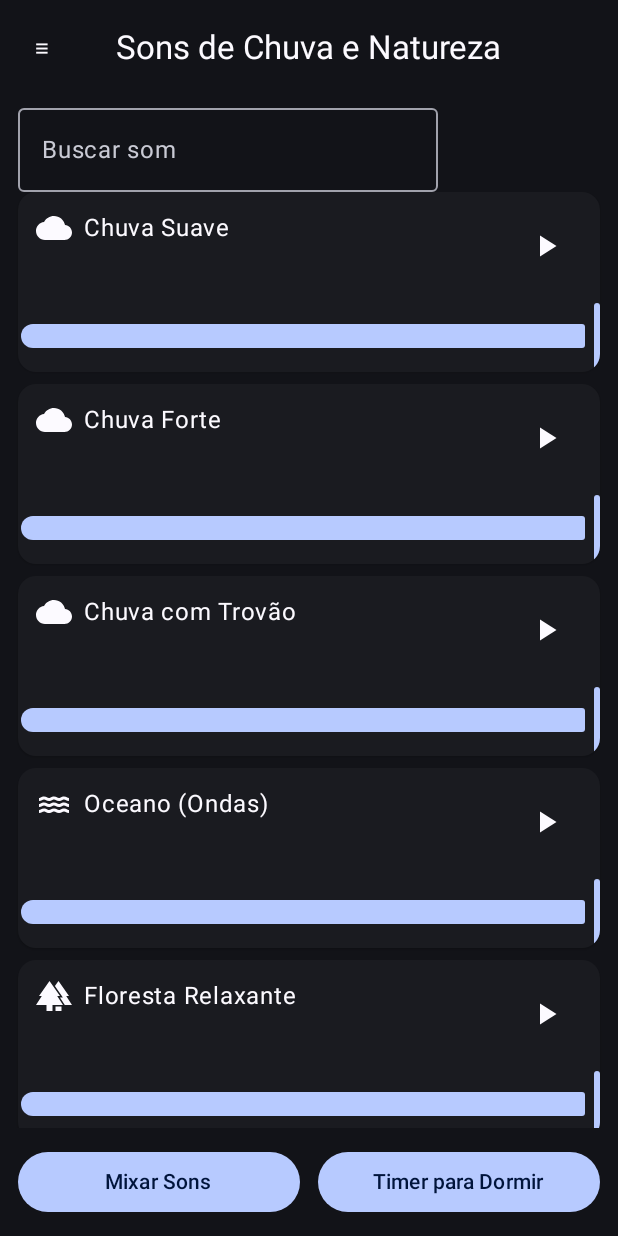
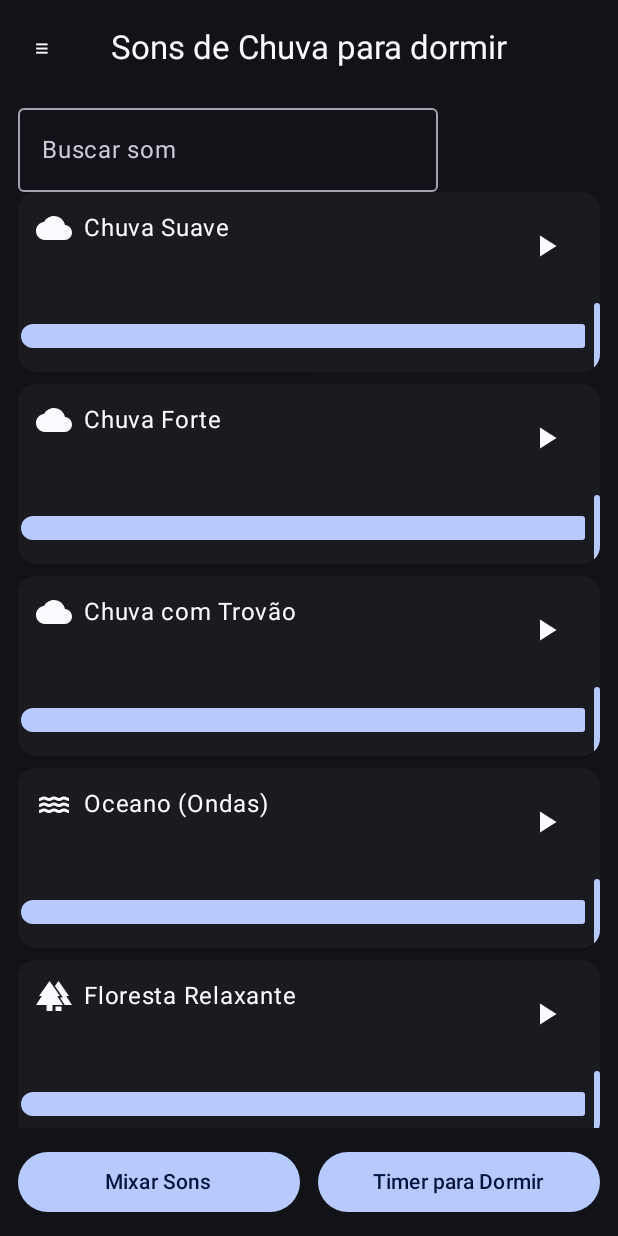
Before and after one commit to joaovitorribeiro/Sons-de-Chuva-Dormir-Relaxar, an Android app built with Jetpack Compose: the screen it shows after launch (MainActivity), on a phone screen of 412 x 824 dp. Run offline under Robolectric (Android 15) with nearby library versions, the phone set to English and light mode, and no system bars; our stand-ins replace AdMob; pictures from the network do not load; 2 statements that could not run were skipped.

Commit message:
Versão Lançada Playstore

```diff
--- a/app/src/main/java/com/sonsrelaxantes/chuva/SonsApp.kt
+++ b/app/src/main/java/com/sonsrelaxantes/chuva/SonsApp.kt
@@ -1,11 +1,15 @@
 package com.sonsrelaxantes.chuva
 
 import android.app.Application
+import com.sonsrelaxantes.chuva.ui.notifications.NotificationUtils
+import com.sonsrelaxantes.chuva.ui.notifications.NightReminderScheduler
 import com.google.android.gms.ads.MobileAds
 
 class SonsApp : Application() {
     override fun onCreate() {
         super.onCreate()
         MobileAds.initialize(this)
+        NotificationUtils.createChannel(this)
+        NightReminderScheduler.scheduleInitial(this)
     }
 }
--- a/app/src/main/java/com/sonsrelaxantes/chuva/ui/components/AppDrawer.kt
+++ b/app/src/main/java/com/sonsrelaxantes/chuva/ui/components/AppDrawer.kt
@@ -19,7 +19,7 @@ import com.sonsrelaxantes.chuva.navigation.Routes
 fun AppDrawer(navController: NavController, onClose: () -> Unit) {
     ModalDrawerSheet(drawerContainerColor = DrawerDefaults.containerColor) {
         Column(Modifier.padding(12.dp)) {
-            Text(text = "Sons de Chuva e Natureza")
+            Text(text = com.sonsrelaxantes.chuva.ui.util.StringRes.get(com.sonsrelaxantes.chuva.R.string.title_main))
             Divider(Modifier.padding(vertical = 8.dp))
             NavigationDrawerItem(
                 label = { Text("Home") },
--- /dev/null
+++ b/app/src/main/java/com/sonsrelaxantes/chuva/ui/notifications/NightReminderScheduler.kt
@@ -0,0 +1,36 @@
+package com.sonsrelaxantes.chuva.ui.notifications
+
+import android.content.Context
+import androidx.work.OneTimeWorkRequestBuilder
+import androidx.work.WorkManager
+import androidx.work.workDataOf
+import java.time.LocalDateTime
+import java.time.ZoneId
+import java.time.temporal.ChronoUnit
+
+object NightReminderScheduler {
+    private val times = listOf(22 to 0, 23 to 30, 1 to 0)
+    fun scheduleInitial(ctx: Context) {
+        times.forEachIndexed { idx, t ->
+            val delay = nextDelayMillis(t.first, t.second)
+            val req = OneTimeWorkRequestBuilder<NightReminderWorker>().setInitialDelay(java.time.Duration.ofMillis(delay)).addTag("night-reminder-$idx").build()
+            WorkManager.getInstance(ctx).enqueueUniqueWork("night-reminder-$idx", androidx.work.ExistingWorkPolicy.REPLACE, req)
+        }
+    }
+    fun scheduleNext(ctx: Context) {
+        val now = LocalDateTime.now()
+        val next = now.plusDays(1)
+        val hour = times.random().first
+        val minute = times.random().second
+        val target = next.withHour(hour).withMinute(minute).withSecond(0).withNano(0)
+        val millis = ChronoUnit.MILLIS.between(LocalDateTime.now(), target)
+        val req = OneTimeWorkRequestBuilder<NightReminderWorker>().setInitialDelay(java.time.Duration.ofMillis(millis)).addTag("night-reminder-next").build()
+        WorkManager.getInstance(ctx).enqueueUniqueWork("night-reminder-next", androidx.work.ExistingWorkPolicy.REPLACE, req)
+    }
+    private fun nextDelayMillis(hour: Int, minute: Int): Long {
+        val now = LocalDateTime.now()
+        var target = now.withHour(hour).withMinute(minute).withSecond(0).withNano(0)
+        if (!target.isAfter(now)) target = target.plusDays(1)
+        return ChronoUnit.MILLIS.between(now, target)
+    }
+}
--- /dev/null
+++ b/app/src/main/java/com/sonsrelaxantes/chuva/ui/notifications/NotificationUtils.kt
@@ -0,0 +1,28 @@
+package com.sonsrelaxantes.chuva.ui.notifications
+
+import android.app.NotificationChannel
+import android.app.NotificationManager
+import android.content.Context
+import android.os.Build
+import androidx.core.app.NotificationCompat
+import androidx.core.app.NotificationManagerCompat
+
+object NotificationUtils {
+    const val CHANNEL_ID = "night_reminders"
+    fun createChannel(ctx: Context) {
+        if (Build.VERSION.SDK_INT >= Build.VERSION_CODES.O) {
+            val channel = NotificationChannel(CHANNEL_ID, "Lembretes Noturnos", NotificationManager.IMPORTANCE_DEFAULT)
+            val nm = ctx.getSystemService(Context.NOTIFICATION_SERVICE) as NotificationManager
+            nm.createNotificationChannel(channel)
+        }
+    }
+    fun show(ctx: Context, title: String, message: String, id: Int) {
+        val builder = NotificationCompat.Builder(ctx, CHANNEL_ID)
+            .setSmallIcon(com.sonsrelaxantes.chuva.R.mipmap.ic_launcher)
+            .setContentTitle(title)
+            .setContentText(message)
+            .setPriority(NotificationCompat.PRIORITY_DEFAULT)
+            .setAutoCancel(true)
+        NotificationManagerCompat.from(ctx).notify(id, builder.build())
+    }
+}
--- a/app/src/main/java/com/sonsrelaxantes/chuva/ui/screens/HomeScreen.kt
+++ b/app/src/main/java/com/sonsrelaxantes/chuva/ui/screens/HomeScreen.kt
@@ -37,7 +37,7 @@ fun HomeScreen(navController: NavController, vm: PlayerViewModel, onOpenDrawer:
     val showPlayAd = remember { mutableStateOf(false) }
     var lastAdShown by remember { mutableStateOf(0L) }
     Scaffold(
-        topBar = { CenterAlignedTopAppBar(title = { Text("Sons de Chuva e Natureza") }, navigationIcon = { IconButton(onClick = onOpenDrawer) { Text("≡") } }) },
+        topBar = { CenterAlignedTopAppBar(title = { Text(com.sonsrelaxantes.chuva.ui.util.StringRes.get(com.sonsrelaxantes.chuva.R.string.title_main)) }, navigationIcon = { IconButton(onClick = onOpenDrawer) { Text("≡") } }) },
         bottomBar = { AdBanner(modifier = Modifier.fillMaxWidth().navigationBarsPadding(), adUnitId = com.sonsrelaxantes.chuva.R.string.admob_banner_id.let { id -> com.sonsrelaxantes.chuva.ui.util.StringRes.get(id) }) },
         contentWindowInsets = WindowInsets.safeDrawing
     ) { padding ->
--- a/app/src/main/res/drawable/ic_launcher_foreground.xml
+++ b/app/src/main/res/drawable/ic_launcher_foreground.xml
@@ -1,6 +1,8 @@
 <vector xmlns:android="http://schemas.android.com/apk/res/android" android:width="108dp" android:height="108dp" android:viewportWidth="24" android:viewportHeight="24">
-    <path android:fillColor="#FFFFFF" android:pathData="M19.35,10.04C18.67,6.59 15.64,4 12,4c-3.04,0 -5.64,1.64 -6.93,4.04C3.34,8.18 2,9.99 2,12c0,2.76 2.24,5 5,5h11c2.21,0 4,-1.79 4,-4 0,-2.02 -1.5,-3.69 -3.65,-3.96z"/>
-    <path android:fillColor="#FFFFFF" android:pathData="M8,16c0,1.66 -1.34,3 -3,3 1.2,-1.8 2.4,-3.6 3,-3z"/>
-    <path android:fillColor="#FFFFFF" android:pathData="M12,16c0,1.66 -1.34,3 -3,3 1.2,-1.8 2.4,-3.6 3,-3z"/>
-    <path android:fillColor="#FFFFFF" android:pathData="M16,16c0,1.66 -1.34,3 -3,3 1.2,-1.8 2.4,-3.6 3,-3z"/>
+    <group android:scaleX="0.65" android:scaleY="0.65" android:translateX="4.2" android:translateY="4.2">
+        <path android:fillColor="#FFFFFF" android:pathData="M19.35,10.04C18.67,6.59 15.64,4 12,4c-3.04,0 -5.64,1.64 -6.93,4.04C3.34,8.18 2,9.99 2,12c0,2.76 2.24,5 5,5h11c2.21,0 4,-1.79 4,-4 0,-2.02 -1.5,-3.69 -3.65,-3.96z"/>
+        <path android:fillColor="#FFFFFF" android:pathData="M8,16c0,1.66 -1.34,3 -3,3 1.2,-1.8 2.4,-3.6 3,-3z"/>
+        <path android:fillColor="#FFFFFF" android:pathData="M12,16c0,1.66 -1.34,3 -3,3 1.2,-1.8 2.4,-3.6 3,-3z"/>
+        <path android:fillColor="#FFFFFF" android:pathData="M16,16c0,1.66 -1.34,3 -3,3 1.2,-1.8 2.4,-3.6 3,-3z"/>
+    </group>
 </vector>
--- a/app/src/main/res/values/strings.xml
+++ b/app/src/main/res/values/strings.xml
@@ -1,5 +1,6 @@
 <resources>
-    <string name="app_name">Sons de Chuva para Dormir – Relaxamento</string>
+    <string name="app_name">Sons de Chuva para dormir</string>
+    <string name="title_main">Sons de Chuva para dormir</string>
     <string name="admob_app_id">ca-app-pub-2380507239113134~4605990260</string>
     <string name="admob_banner_id">ca-app-pub-2380507239113134/4028116209</string>
     <string name="admob_interstitial_id">ca-app-pub-3940256099942544/1033173712</string>
```
Also changed, not shown: app/build.gradle.kts (+14 -5 lines), app/src/main/AndroidManifest.xml (+8 -0 lines), app/src/main/java/com/sonsrelaxantes/chuva/ui/notifications/NightReminderWorker.kt (added, +21 -0 lines), app/src/main/java/com/sonsrelaxantes/chuva/ui/notifications/ReminderTestReceiver.kt (added, +14 -0 lines), 1 other file.
